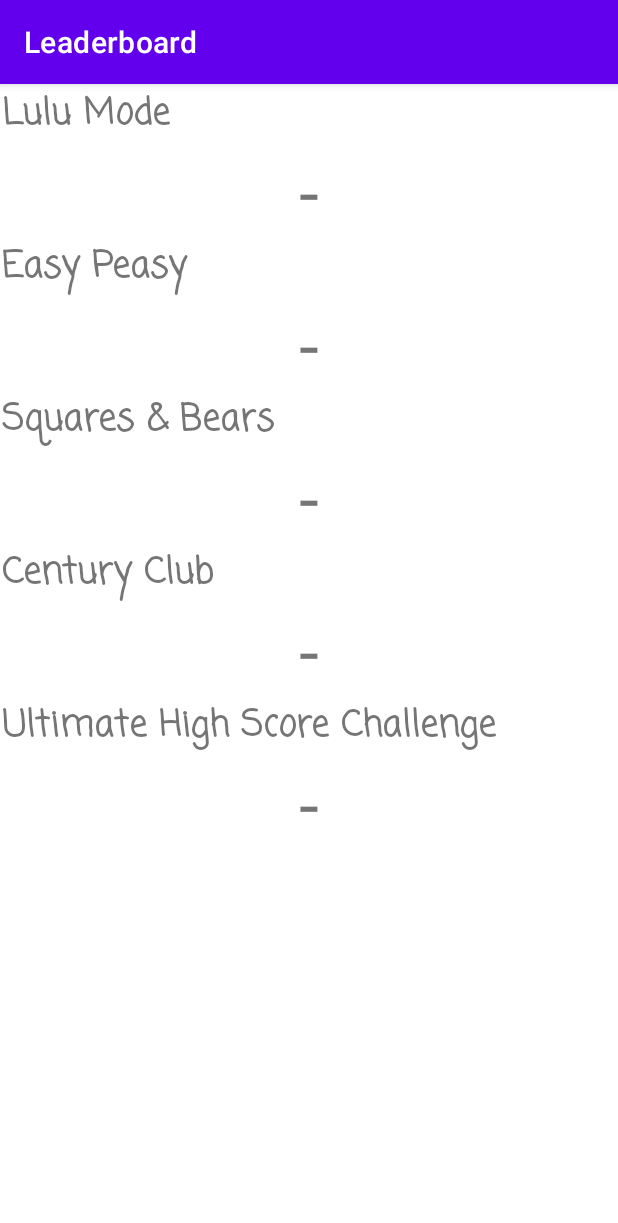
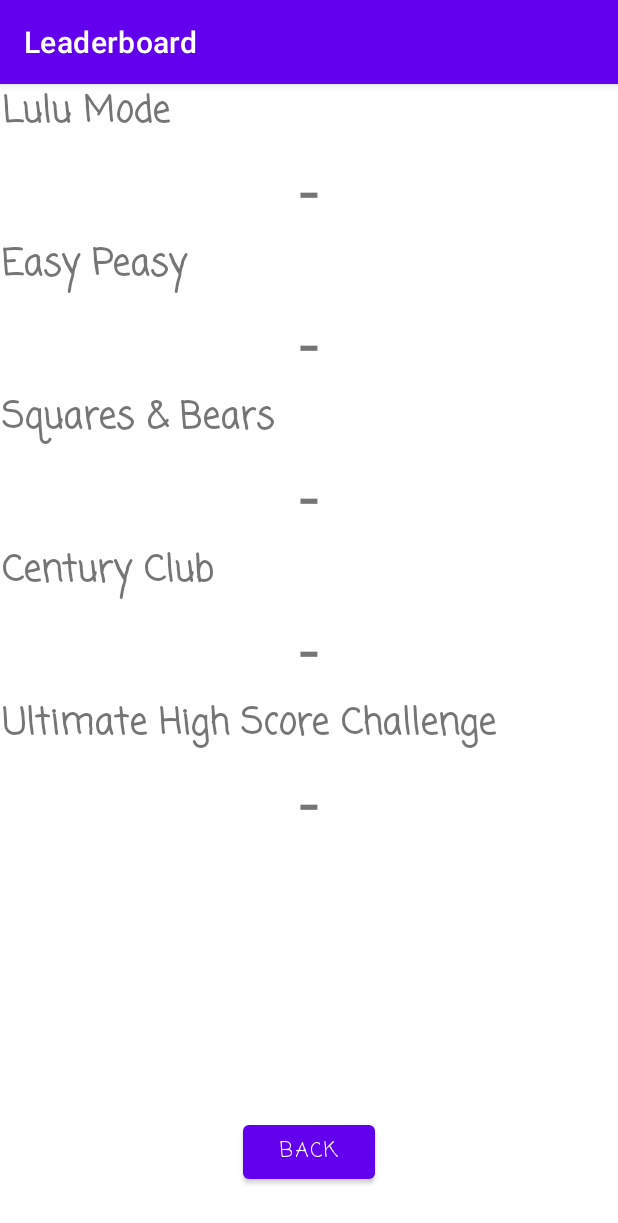
Before and after one commit to twadeclark/TimesTheTimesTables, an Android app: the LeaderboardActivity screen opened directly, with no data from a screen before it, on a phone screen of 412 x 824 dp. Shown: the top 1223 px of the screen. Run offline under Robolectric (Android 15) with nearby library versions, the phone set to English and light mode, and no system bars.

Commit message:
UI cleanup.

```diff
--- a/app/src/main/java/com/example/timesthetimestables/LeaderboardActivity.java
+++ b/app/src/main/java/com/example/timesthetimestables/LeaderboardActivity.java
@@ -5,14 +5,20 @@ import androidx.appcompat.app.AppCompatActivity;
 import android.content.Context;
 import android.content.SharedPreferences;
 import android.os.Bundle;
+import android.widget.Button;
 import android.widget.TextView;
 
 public class LeaderboardActivity extends AppCompatActivity {
+
+    private Button backButton;
 
     @Override
     protected void onCreate(Bundle savedInstanceState) {
         super.onCreate(savedInstanceState);
         setContentView(R.layout.activity_leaderboard);
+
+        backButton = (Button) findViewById(R.id.backLeaderButton);
+        backButton.setOnClickListener(view -> finish());
 
         getSupportActionBar().setTitle("Leaderboard");
 
--- a/app/src/main/res/layout/activity_leaderboard.xml
+++ b/app/src/main/res/layout/activity_leaderboard.xml
@@ -6,37 +6,21 @@
     android:layout_height="match_parent"
     tools:context=".LeaderboardActivity">
 
-    <TextView
-        android:id="@+id/textView"
-        android:layout_width="wrap_content"
-        android:layout_height="wrap_content"
-        android:fontFamily="casual"
-        android:text="Leaderboard"
-        android:textAlignment="center"
-        android:textSize="48sp"
-        android:textStyle="bold"
-        android:visibility="gone"
-        app:layout_constraintEnd_toEndOf="parent"
-        app:layout_constraintStart_toStartOf="parent"
-        app:layout_constraintTop_toTopOf="parent" />
-
     <ScrollView
         android:id="@+id/leaderBoard"
         android:layout_width="0dp"
         android:layout_height="0dp"
         android:layout_marginStart="1dp"
-        android:layout_marginTop="1dp"
         android:layout_marginEnd="1dp"
-        android:layout_marginBottom="1dp"
-        app:layout_constraintBottom_toBottomOf="parent"
+        app:layout_constraintBottom_toTopOf="@+id/backLeaderButton"
         app:layout_constraintEnd_toEndOf="parent"
         app:layout_constraintStart_toStartOf="parent"
-        app:layout_constraintTop_toBottomOf="@+id/textView">
+        app:layout_constraintTop_toTopOf="parent">
 
         <LinearLayout
             android:layout_width="match_parent"
             android:layout_height="wrap_content"
-            android:orientation="vertical" >
+            android:orientation="vertical">
 
             <TextView
                 android:id="@+id/textView9"
@@ -125,4 +109,18 @@
 
         </LinearLayout>
     </ScrollView>
+
+    <Button
+        android:id="@+id/backLeaderButton"
+        android:layout_width="wrap_content"
+        android:layout_height="wrap_content"
+        android:layout_marginStart="32dp"
+        android:layout_marginEnd="32dp"
+        android:layout_marginBottom="32dp"
+        android:fontFamily="casual"
+        android:text="Back"
+        app:layout_constraintBottom_toBottomOf="parent"
+        app:layout_constraintEnd_toEndOf="parent"
+        app:layout_constraintStart_toStartOf="parent" />
+
 </androidx.constraintlayout.widget.ConstraintLayout>
--- a/app/src/main/res/values/rules.xml
+++ b/app/src/main/res/values/rules.xml
@@ -11,6 +11,7 @@ Each number times itself, plus those 6, 7, 8 hard to remember questions.<br /><b
 <small>(121 questions)</small><br />
 Each of the questions from zero to ten times zero to ten, plus the squares twice.<br /><br />
 <h2>Ultimate High Score Challenge</h2>
-See how many you can get right in a row! No limit.<br />
+See how many you can get right in a row! No limit.<br /><br />
+<i>Times the Times Tables</i> is the fun way to learn your times tables! Save your initials on the Leaderboard to impress your friends.
 ]]></string>
 </resources>
```
Also changed, not shown: app/src/main/res/layout/activity_rules.xml (+14 -13 lines).
